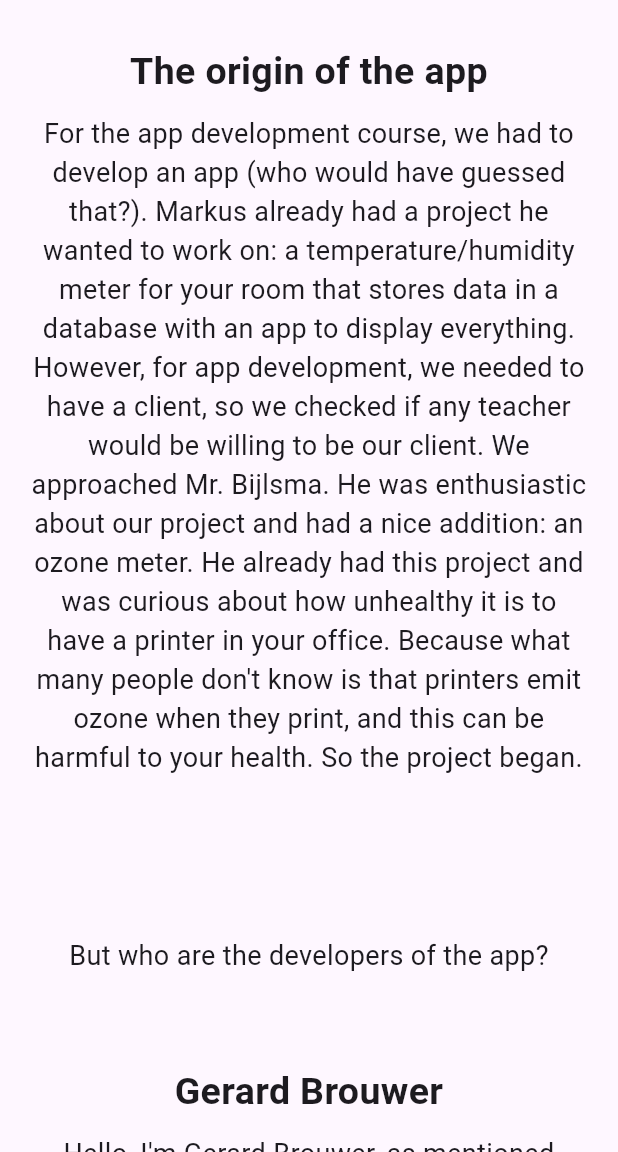
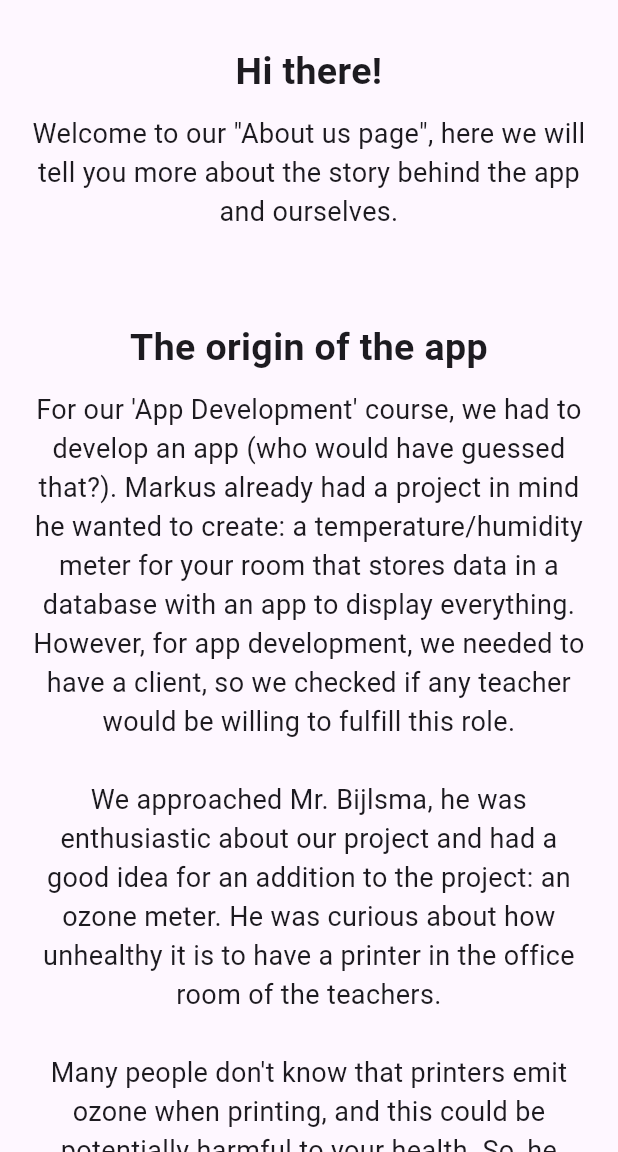
Before and after one commit to gekkegerard/airtastic, a Flutter app: the About screen opened by its route, on a phone screen of 412 x 824 dp, the part 84-1236 px from its top. Run offline on Flutter 3.47's test engine with Material 3 defaults, Android fonts, the phone set to English and light mode, and no system bars; our stand-ins replace fl_chart, syncfusion_flutter_charts; network calls fail.

Commit message:
About us bijgewerkt

```diff
--- a/lib/data/about_us_page_content.dart
+++ b/lib/data/about_us_page_content.dart
@@ -1,12 +1,13 @@
 const navBarHeader = 'About us';
-const paragraph =
-    'Hello, we are Markus and Gerard, 2 fourth-year students at NHL Stenden University, studying Electrical Engineering. And here, we will tell you more about our app and ourselves.';
-const firstHeader = 'The origin of the app';
+const firstHeader = 'Hi there!';
 const firstParagraph =
-    "For the app development course, we had to develop an app (who would have guessed that?). Markus already had a project he wanted to work on: a temperature/humidity meter for your room that stores data in a database with an app to display everything. However, for app development, we needed to have a client, so we checked if any teacher would be willing to be our client. We approached Mr. Bijlsma. He was enthusiastic about our project and had a nice addition: an ozone meter. He already had this project and was curious about how unhealthy it is to have a printer in your office. Because what many people don't know is that printers emit ozone when they print, and this can be harmful to your health. So the project began.";
-const firstParagraph_2 = 'But who are the developers of the app?';
-const secondHeader = 'Gerard Brouwer';
+    'Welcome to our "About us page", here we will tell you more about the story behind the app and ourselves.';
+const secondHeader = 'The origin of the app';
 const secondParagraph =
-    "Hello, I'm Gerard Brouwer, as mentioned earlier, I am a fourth-year electrical engineering student at NHL Stenden. I originally come from Haule, a small village in southeast Friesland. But I now live with my girlfriend, Lotte, in Meppel. I've been playing korfball for almost my entire life and am an active volunteer. I'm part of the New Year's Eve team in Haule: the H.O.P. (Haule Oudejaars Ploeg), I'm on the board of the korfball association, and I'm involved in a new housing construction project in Haule. In my remaining free time, I enjoy pursuing hobbies. I've been working on converting a Puch (a moped) to electric for about 2 years, and I also find home automation, Arduino, Raspberry Pi, and similar projects very interesting. In short, a busy and enjoyable life.";
-const thirdHeader = "Markus Glumm";
-const thirdParagraph = "moet nog worden in gevuld door markus";
+    "For our 'App Development' course, we had to develop an app (who would have guessed that?). Markus already had a project in mind he wanted to create: a temperature/humidity meter for your room that stores data in a database with an app to display everything. However, for app development, we needed to have a client, so we checked if any teacher would be willing to fulfill this role. \n\nWe approached Mr. Bijlsma, he was enthusiastic about our project and had a good idea for an addition to the project: an ozone meter. He was curious about how unhealthy it is to have a printer in the office room of the teachers.\n\nMany people don't know that printers emit ozone when printing, and this could be potentially harmful to your health. So, he wanted a way to make the ozone emission of the printers insightful. We combined both ideas into this one project.\n\nBut enough about the app iself, who are the developers?";
+const thirdHeader = 'Gerard Brouwer';
+const thirdParagraph =
+    "Hello, I'm Gerard Brouwer, I am a fourth-year electrical engineering student at NHL Stenden. I originally come from Haule, a small village in southeast Friesland. But I now live with my girlfriend, Lotte, in Meppel. I've been playing korfball for almost my entire life and am an active volunteer. I'm part of the New Year's Eve team in Haule: the H.O.P. (Haule Oudejaars Ploeg), I'm on the board of the korfball association, and I'm involved in a new housing construction project in Haule.\n\nIn my remaining free time, I enjoy pursuing hobbies. I've been working on converting a Puch (a moped) to electric for about 2 years, and I also find home automation, Arduino, Raspberry Pi, and similar projects very interesting. In short, a busy and enjoyable life.";
+const fourthHeader = "Markus Glumm";
+const fourthParagraph =
+    "Hi, my name is Markus Glumm. Just like Gerard I'm a fourth-year electrical engineering student at NHL Stenden. I was born in Germany, near the city of Leipzig. Back when I was 8 years old, I moved to the Netherlands together with my parents. Since then, I live in Drachten, Friesland. My hobbies are running, motorcycling, programming, playing keyboard, 3D-designing, and 3D-printing. ";
--- a/lib/pages/About.dart
+++ b/lib/pages/About.dart
@@ -24,9 +24,9 @@ class _AboutState extends State<About> {
         shrinkWrap: true,
         children: [
           paragraphBuilder(firstHeader, [firstParagraph]),
-          paragraphBuilder("", [firstParagraph_2]),
           paragraphBuilder(secondHeader, [secondParagraph]),
           paragraphBuilder(thirdHeader, [thirdParagraph]),
+          paragraphBuilder(fourthHeader, [fourthParagraph])
         ],
       ),
     );
--- a/lib/widgets/nav_bar.dart
+++ b/lib/widgets/nav_bar.dart
@@ -68,7 +68,7 @@ class NavBar extends StatelessWidget {
           ),
           ExpansionTile(
             leading: const Icon(Icons.info),
-            title: const Text('info'),
+            title: const Text('Info'),
             children: [
               ListTile(
                 leading: const Icon(Icons.account_circle),
```
